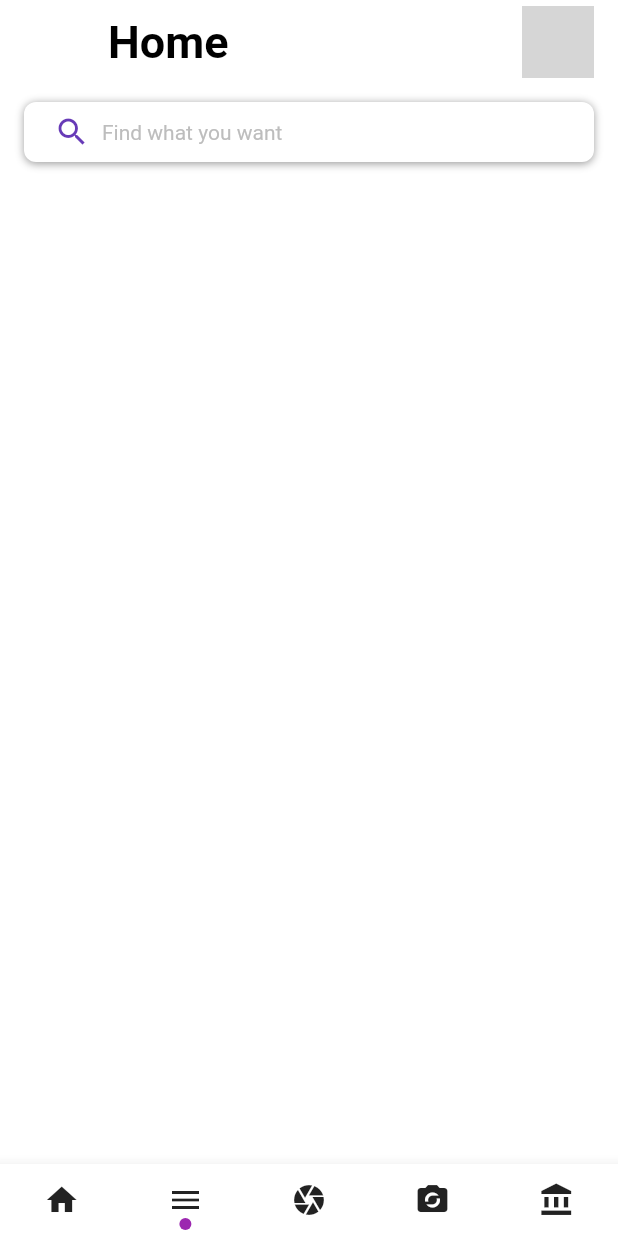
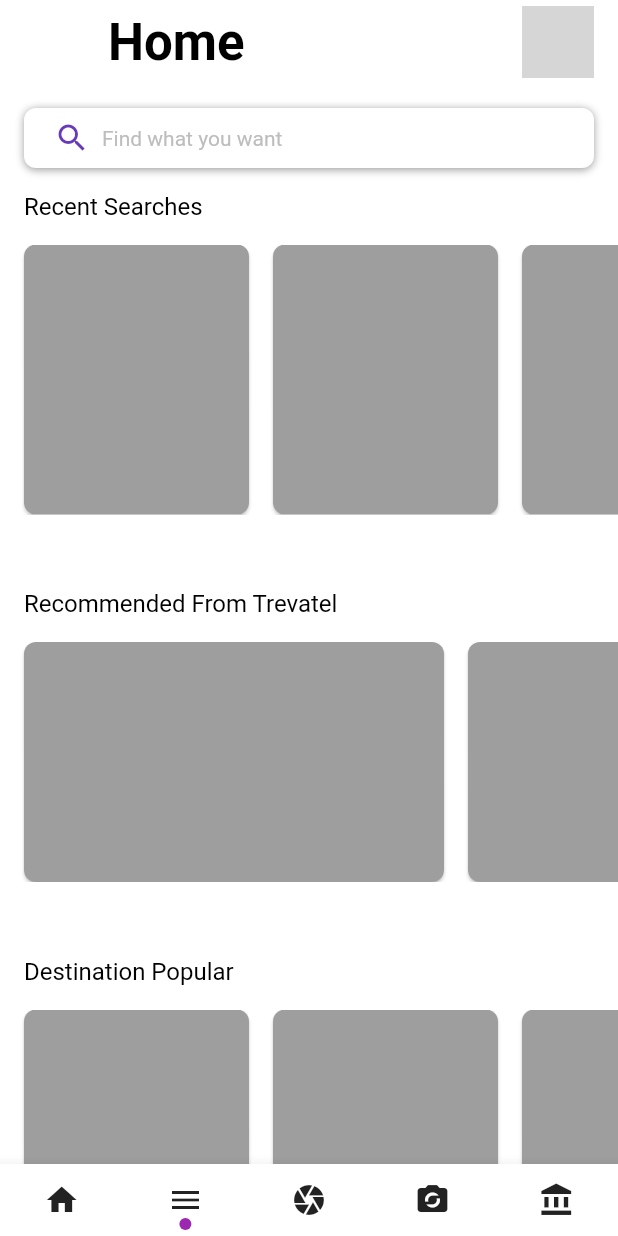
Before and after one commit to Sourabhlpu/flutter_travel, a Flutter app: the HomePage screen opened by its route, after a tap on the "menu" icon, on a phone screen of 412 x 824 dp. Run offline on Flutter 3.47's test engine with Material 2 defaults, Android fonts, the phone set to English and light mode, and no system bars; our stand-ins replace auto_route, bloc, cloud_firestore, dartz, firebase_auth, flushbar and 5 more; accounts and stored records are empty; generated files the repository leaves out were written again; network calls fail; grey boxes are pictures that could not be loaded.

Commit message:
added basic layout for home screen

```diff
--- a/lib/presentation/home/home_page.dart
+++ b/lib/presentation/home/home_page.dart
@@ -1,5 +1,6 @@
 import 'package:flutter/material.dart';
 import 'package:flutter/services.dart';
+import 'package:flutter_travel/presentation/widgets/bottom_appbar_widget.dart';
 
 class HomePage extends StatefulWidget {
   @override
@@ -11,42 +12,170 @@ class _HomePageState extends State<HomePage> {
   Widget build(BuildContext context) {
     return Scaffold(
       backgroundColor: Colors.white,
-        appBar: AppBar(
-          backgroundColor: Colors.white,
-          brightness: Brightness.light,
-          elevation: 0,
-          title: Text(
-            'Home',
-            style: TextStyle(
-                fontSize: 30,
-                fontWeight: FontWeight.bold,
-                color: Colors.black),
-          ),
-          actions: [
+      appBar: _buildAppBar(context),
+      body: ListView(
+        padding: const EdgeInsets.symmetric(vertical: 16.0),
+        children: [
+          buildHomeSearch(context),
           Padding(
-              padding:
-                  const EdgeInsets.symmetric(vertical: 4.0, horizontal: 16.0),
-              child: AspectRatio(
-                aspectRatio: 1,
-                child: CircleAvatar(
-                  backgroundImage: NetworkImage(
-                      'https://picsum.photos/seed/picsum/200/500'),
+            padding: const EdgeInsets.all(16.0),
+            child: Text(
+              'Recent Searches',
+              style: Theme.of(context)
+                  .textTheme
+                  .subtitle1
+                  .copyWith(color: Colors.black),
             ),
           ),
+          SizedBox(
+            height: 180,
+            child: ListView.builder(
+                scrollDirection: Axis.horizontal,
+                shrinkWrap: true,
+                itemCount: 10,
+                itemBuilder: (BuildContext context, int index) {
+                  return Card(
+                    shape: RoundedRectangleBorder(
+                        borderRadius: BorderRadius.circular(8.0)),
+                    margin: const EdgeInsets.only(left: 16.0),
+                    clipBehavior: Clip.antiAliasWithSaveLayer,
+                    child: Container(
+                      width: 150,
+                      color: Colors.grey,
+                    ),
+                  );
+                }),
+          ),
+          Padding(
+            padding: const EdgeInsets.only(left: 16.0, top: 50, bottom: 16),
+            child: Text(
+              'Recommended From Trevatel',
+              style: Theme.of(context)
+                  .textTheme
+                  .subtitle1
+                  .copyWith(color: Colors.black),
+            ),
+          ),
+          SizedBox(
+            height: 160,
+            child: ListView.builder(
+                scrollDirection: Axis.horizontal,
+                shrinkWrap: true,
+                itemCount: 10,
+                itemBuilder: (BuildContext context, int index) {
+                  return Card(
+                    shape: RoundedRectangleBorder(
+                        borderRadius: BorderRadius.circular(8.0)),
+                    margin: const EdgeInsets.only(left: 16.0),
+                    clipBehavior: Clip.antiAliasWithSaveLayer,
+                    child: Container(
+                      width: 280,
+                      color: Colors.grey,
+                    ),
+                  );
+                }),
+          ),
+          Padding(
+            padding: const EdgeInsets.only(left: 16.0, top: 50, bottom: 16),
+            child: Text(
+              'Destination Popular',
+              style: Theme.of(context)
+                  .textTheme
+                  .subtitle1
+                  .copyWith(color: Colors.black),
+            ),
+          ),
+          SizedBox(
+            height: 200,
+            child: ListView.builder(
+                scrollDirection: Axis.horizontal,
+                shrinkWrap: true,
+                itemCount: 10,
+                itemBuilder: (BuildContext context, int index) {
+                  return Card(
+                    shape: RoundedRectangleBorder(
+                        borderRadius: BorderRadius.circular(8.0)),
+                    margin: const EdgeInsets.only(left: 16.0),
+                    clipBehavior: Clip.antiAliasWithSaveLayer,
+                    child: Container(
+                      width: 150,
+                      color: Colors.grey,
+                    ),
+                  );
+                }),
+          ),
+          Padding(
+            padding: const EdgeInsets.only(left: 16.0, top: 50, bottom: 16),
+            child: Text(
+              'Recommended Rooms',
+              style: Theme.of(context)
+                  .textTheme
+                  .subtitle1
+                  .copyWith(color: Colors.black),
+            ),
+          ),
+          GridView.builder(
+              padding: const EdgeInsets.only(right: 16.0),
+              itemCount: 12,
+              shrinkWrap: true,
+              physics: NeverScrollableScrollPhysics(),
+              gridDelegate: SliverGridDelegateWithFixedCrossAxisCount(
+                  crossAxisCount: 2, mainAxisSpacing: 16.0),
+              itemBuilder: (BuildContext context, int index) {
+                return Card(
+                  shape: RoundedRectangleBorder(
+                      borderRadius: BorderRadius.circular(8.0)),
+                  margin: const EdgeInsets.only(left: 16.0),
+                  clipBehavior: Clip.antiAliasWithSaveLayer,
+                  child: Container(
+                    width: 150,
+                    color: Colors.grey,
+                  ),
+                );
+              })
+        ],
+      ),
+      bottomNavigationBar: BottomAppBar(child: BottomAppBarWidget()),
+    );
+  }
+
+  Padding buildHomeSearch(BuildContext context) {
+    return Padding(
+      padding: const EdgeInsets.symmetric(horizontal: 16.0),
+      child: Stack(
+        alignment: Alignment.center,
+        children: [
+          _buildHomeSearchBackground(),
+          Padding(
+            padding: const EdgeInsets.symmetric(horizontal: 20.0),
+            child: _buildHomeSearchContent(context),
           )
         ],
       ),
-        body:
-        Column(
+    );
+  }
+
+  Row _buildHomeSearchContent(BuildContext context) {
+    return Row(
       children: [
-            Padding(
-              padding:
-                  const EdgeInsets.symmetric(horizontal: 16.0, vertical: 12),
-              child:
-              Stack(
-                alignment: Alignment.center,
-                children: [
-                  Container(
+        Icon(
+          Icons.search,
+          color: Theme.of(context).primaryColor,
+        ),
+        SizedBox(width: 8.0),
+        Text(
+          'Find what you want',
+          style: Theme.of(context)
+              .textTheme
+              .caption
+              .copyWith(color: Colors.grey.shade400, fontSize: 14.0),
+        ),
+      ],
+    );
+  }
+
+  Container _buildHomeSearchBackground() {
+    return Container(
       width: double.infinity,
       height: 40,
       decoration: BoxDecoration(
@@ -58,150 +187,37 @@ class _HomePageState extends State<HomePage> {
                 blurRadius: 4.0,
                 offset: const Offset(0.0, 1.0))
           ]),
-                  ),
-                  Padding(
-                    padding: const EdgeInsets.symmetric(horizontal: 20.0),
-                    child: Row(
-                      children: [
-                        Icon(
-                          Icons.search,
-                          color: Theme.of(context).primaryColor,
-                        ),
-                        SizedBox(width: 8.0),
-                        Text('Find what you want', style: Theme.of(context).textTheme.caption.copyWith(color: Colors.grey.shade400, fontSize: 14.0),)
-                      ],
-                    ),
-                  )
-                ],
-              ),
-            )
-          ],
-        ),
-        bottomNavigationBar: BottomAppBar(
-          child: BottomAppBarWidget(),
-        ));
-  }
-}
-
-class BottomAppBarWidget extends StatefulWidget {
-  @override
-  _BottomAppBarWidgetState createState() => _BottomAppBarWidgetState();
-}
-
-class _BottomAppBarWidgetState extends State<BottomAppBarWidget>
-    with TickerProviderStateMixin {
-  int _currentSelectedTab;
-  AnimationController _animationController;
-  Animation _positionAnimation;
-
-  @override
-  void initState() {
-    super.initState();
-    _currentSelectedTab = 0;
-    _animationController = AnimationController(
-        vsync: this, duration: Duration(milliseconds: 1000));
-    _positionAnimation =
-        Tween<double>(begin: -1, end: -1).animate(_animationController)
-          ..addListener(() {
-            setState(() {});
-          });
-  }
-
-  @override
-  Widget build(BuildContext context) {
-    return Stack(alignment: Alignment.topCenter, children: [
-      _buildTabsRow(),
-      Padding(
-        padding: const EdgeInsets.only(top: 4.0),
-        child: SizedBox(
-          height: 40,
-          child: Align(
-            alignment: Alignment(_positionAnimation.value, 1),
-            child: FractionallySizedBox(
-              widthFactor: 1 / 5,
-              heightFactor: 1,
-              child: Align(
-                alignment: Alignment(0, 1),
-                child: _buildTabsIndicator(),
-              ),
-            ),
-          ),
-        ),
-      )
-    ]);
-  }
-
-  Container _buildTabsIndicator() {
-    return Container(
-      width: 8,
-      height: 8,
-      decoration: BoxDecoration(
-        shape: BoxShape.circle,
-        color: Colors.purple,
-      ),
     );
   }
 
-  Row _buildTabsRow() {
-    return Row(
-      mainAxisAlignment: MainAxisAlignment.spaceAround,
-      children: [
-        IconButton(
-          onPressed: () {
-            runAnimation(-1.0);
-            _currentSelectedTab = 0;
-          },
-          icon: Icon(Icons.home),
+  AppBar _buildAppBar(BuildContext context) {
+    return AppBar(
+      backgroundColor: Colors.white,
+      brightness: Brightness.light,
+      elevation: 0,
+      title: Text(
+        'Home',
+        style: Theme.of(context)
+            .textTheme
+            .headline4
+            .copyWith(color: Colors.black, fontWeight: FontWeight.bold),
       ),
-        IconButton(
-          onPressed: () {
-            runAnimation(-0.5);
-            _currentSelectedTab = 1;
-          },
-          icon: Icon(Icons.menu),
-        ),
-        IconButton(
-          onPressed: () {
-            runAnimation(0.0);
-            _currentSelectedTab = 2;
-          },
-          icon: Icon(Icons.camera),
-        ),
-        IconButton(
-          onPressed: () {
-            runAnimation(0.5);
-            _currentSelectedTab = 3;
-          },
-          icon: Icon(Icons.party_mode),
-        ),
-        IconButton(
-          onPressed: () {
-            runAnimation(1.0);
-            _currentSelectedTab = 4;
-          },
-          icon: Icon(Icons.account_balance),
+      actions: [
+        Padding(
+          padding: const EdgeInsets.symmetric(vertical: 4.0, horizontal: 16.0),
+          child: _buildAppBarUserImage(),
         ),
       ],
     );
   }
 
-  runAnimation(double endPosition) {
-    _positionAnimation =
-        Tween<double>(begin: getPositionForSelectedTab(), end: endPosition)
-            .animate(_animationController);
-    _animationController.forward(from: getPositionForSelectedTab());
-  }
-
-  getPositionForSelectedTab() {
-    if (_currentSelectedTab == 0)
-      return -1.0;
-    else if (_currentSelectedTab == 1)
-      return -0.5;
-    else if (_currentSelectedTab == 2)
-      return 0.0;
-    else if (_currentSelectedTab == 3)
-      return 0.5;
-    else
-      return 1.0;
+  Widget _buildAppBarUserImage() {
+    return AspectRatio(
+      aspectRatio: 1,
+      child: CircleAvatar(
+        backgroundImage:
+            NetworkImage('https://picsum.photos/seed/picsum/200/500'),
+      ),
+    );
   }
 }
--- /dev/null
+++ b/lib/presentation/widgets/bottom_appbar_widget.dart
@@ -0,0 +1,124 @@
+import 'package:flutter/material.dart';
+
+class BottomAppBarWidget extends StatefulWidget {
+  @override
+  _BottomAppBarWidgetState createState() => _BottomAppBarWidgetState();
+}
+
+class _BottomAppBarWidgetState extends State<BottomAppBarWidget>
+    with TickerProviderStateMixin {
+  int _currentSelectedTab;
+  AnimationController _animationController;
+  Animation _positionAnimation;
+
+  @override
+  void initState() {
+    super.initState();
+    _currentSelectedTab = 0;
+    _animationController = AnimationController(
+        vsync: this, duration: Duration(milliseconds: 1000));
+    _positionAnimation =
+    Tween<double>(begin: -1, end: -1).animate(_animationController)
+      ..addListener(() {
+        setState(() {});
+      });
+  }
+
+  @override
+  Widget build(BuildContext context) {
+    return Stack(alignment: Alignment.topCenter, children: [
+      _buildTabsRow(),
+      Padding(
+        padding: const EdgeInsets.only(top: 4.0),
+        child: SizedBox(
+          height: 40,
+          child: Align(
+            alignment: Alignment(_positionAnimation.value, 1),
+            child: FractionallySizedBox(
+              widthFactor: 1 / 5,
+              heightFactor: 1,
+              child: Align(
+                alignment: Alignment(0, 1),
+                child: _buildTabsIndicator(),
+              ),
+            ),
+          ),
+        ),
+      )
+    ]);
+  }
+
+  Container _buildTabsIndicator() {
+    return Container(
+      width: 8,
+      height: 8,
+      decoration: BoxDecoration(
+        shape: BoxShape.circle,
+        color: Colors.purple,
+      ),
+    );
+  }
+
+  Row _buildTabsRow() {
+    return Row(
+      mainAxisAlignment: MainAxisAlignment.spaceAround,
+      children: [
+        IconButton(
+          onPressed: () {
+            runAnimation(-1.0);
+            _currentSelectedTab = 0;
+          },
+          icon: Icon(Icons.home),
+        ),
+        IconButton(
+          onPressed: () {
+            runAnimation(-0.5);
+            _currentSelectedTab = 1;
+          },
+          icon: Icon(Icons.menu),
+        ),
+        IconButton(
+          onPressed: () {
+            runAnimation(0.0);
+            _currentSelectedTab = 2;
+          },
+          icon: Icon(Icons.camera),
+        ),
+        IconButton(
+          onPressed: () {
+            runAnimation(0.5);
+            _currentSelectedTab = 3;
+          },
+          icon: Icon(Icons.party_mode),
+        ),
+        IconButton(
+          onPressed: () {
+            runAnimation(1.0);
+            _currentSelectedTab = 4;
+          },
+          icon: Icon(Icons.account_balance),
+        ),
+      ],
+    );
+  }
+
+  runAnimation(double endPosition) {
+    _positionAnimation =
+        Tween<double>(begin: getPositionForSelectedTab(), end: endPosition)
+            .animate(_animationController);
+    _animationController.forward(from: getPositionForSelectedTab());
+  }
+
+  getPositionForSelectedTab() {
+    if (_currentSelectedTab == 0)
+      return -1.0;
+    else if (_currentSelectedTab == 1)
+      return -0.5;
+    else if (_currentSelectedTab == 2)
+      return 0.0;
+    else if (_currentSelectedTab == 3)
+      return 0.5;
+    else
+      return 1.0;
+  }
+}
```
Lines whose indentation alone changed are shown as unchanged.
